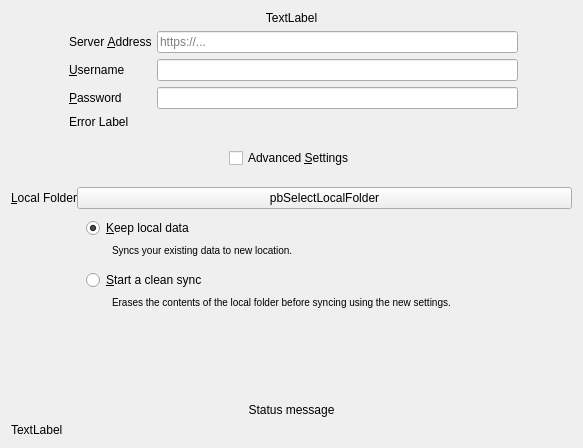
Qt form src/mirall/owncloudsetuppage_ng.ui (nextcloud/desktop) before a commit.
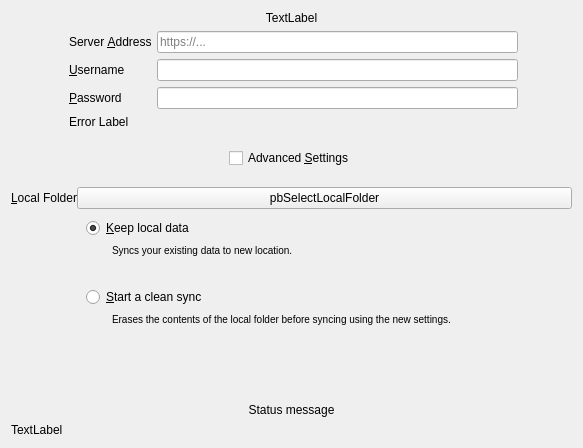
The same form after that commit. Custom widgets are drawn as their Qt base class.

Commit message: Setup Dialog: Fix widget size issue (2)

```diff
--- a/src/mirall/owncloudsetuppage_ng.ui
+++ b/src/mirall/owncloudsetuppage_ng.ui
@@ -130,6 +130,9 @@
            <property name="sizeConstraint">
             <enum>QLayout::SetMinimumSize</enum>
            </property>
+           <property name="fieldGrowthPolicy">
+            <enum>QFormLayout::ExpandingFieldsGrow</enum>
+           </property>
            <item row="0" column="0" colspan="2">
             <widget class="QRadioButton" name="radioButton">
              <property name="text">
@@ -159,7 +162,7 @@
            <item row="1" column="1">
             <widget class="QLabel" name="label_6">
              <property name="sizePolicy">
-              <sizepolicy hsizetype="Expanding" vsizetype="Preferred">
+              <sizepolicy hsizetype="Expanding" vsizetype="Expanding">
                <horstretch>0</horstretch>
                <verstretch>0</verstretch>
               </sizepolicy>
@@ -174,7 +177,7 @@
               <set>Qt::AlignLeading|Qt::AlignLeft|Qt::AlignTop</set>
              </property>
              <property name="wordWrap">
-              <bool>false</bool>
+              <bool>true</bool>
              </property>
              <property name="indent">
               <number>0</number>
@@ -213,7 +216,7 @@
            <item row="3" column="1">
             <widget class="QLabel" name="label_5">
              <property name="sizePolicy">
-              <sizepolicy hsizetype="Expanding" vsizetype="Preferred">
+              <sizepolicy hsizetype="Expanding" vsizetype="Expanding">
                <horstretch>0</horstretch>
                <verstretch>0</verstretch>
               </sizepolicy>
@@ -228,7 +231,7 @@
               <set>Qt::AlignLeading|Qt::AlignLeft|Qt::AlignTop</set>
              </property>
              <property name="wordWrap">
-              <bool>false</bool>
+              <bool>true</bool>
              </property>
              <property name="indent">
               <number>0</number>
```
